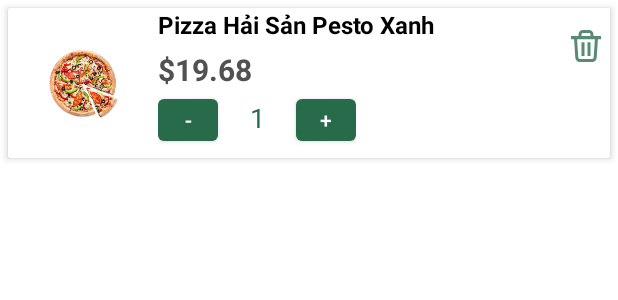
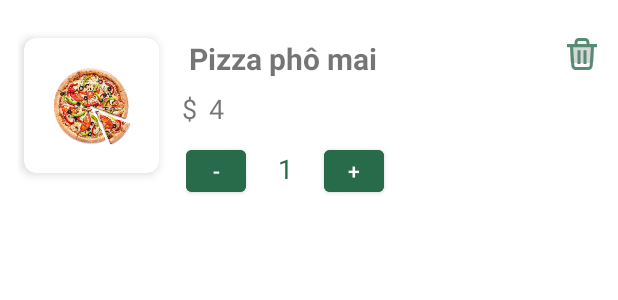
Before and after one commit to doandat8888/DoAnMobile, an Android app: the layout item_cart.xml on its own in the app's theme, with its tools: preview values and no code run, on a phone screen of 412 x 824 dp. Shown: the top 300 px of the screen. Run offline under Robolectric (Android 15) with nearby library versions, the phone set to English and light mode, and no system bars.

Commit message:
fix ui cart

```diff
--- a/app/src/main/java/com/example/doanmobile/adapter/CartListAdapter.java
+++ b/app/src/main/java/com/example/doanmobile/adapter/CartListAdapter.java
@@ -21,7 +21,7 @@ import java.text.DecimalFormat;
 import java.util.ArrayList;
 
 public class CartListAdapter extends BaseAdapter {
-    private ArrayList<ProductCart> productCartList;
+    private static ArrayList<ProductCart> productCartList;
     private Context context;
     private CartTotalListener cartTotalListener;
 
@@ -98,8 +98,6 @@ public class CartListAdapter extends BaseAdapter {
 
 
 
-
-
         //
         dataItem.btnPlus.setOnClickListener(new View.OnClickListener() {
             @Override
@@ -131,8 +129,6 @@ public class CartListAdapter extends BaseAdapter {
 
             }
         });
-
-
 
 
         return convertView;
@@ -190,8 +186,5 @@ public class CartListAdapter extends BaseAdapter {
         public Button btnMinus, btnPlus;
         public ImageButton btnDelItem;
         public EditText editTxtQuantity;
-
-
     }
-
 }
--- a/app/src/main/res/layout/fragment_cart.xml
+++ b/app/src/main/res/layout/fragment_cart.xml
@@ -31,11 +31,15 @@
                 android:id="@+id/textView18"
                 android:layout_width="match_parent"
                 android:layout_height="match_parent"
-                android:gravity="center"
-                android:text="GIỎ HÀNG"
-                android:textSize="15sp"
+                android:layout_marginLeft="20dp"
+                android:layout_marginRight="20dp"
+                android:layout_marginTop="20dp"
+                android:gravity="left"
+                android:text="MY CART"
+                android:textSize="25dp"
                 android:textStyle="bold"
-                tools:ignore="HardcodedText" />
+                tools:ignore="HardcodedText"
+                android:textColor="#276B4A"/>
 
 
         </LinearLayout>
@@ -77,13 +81,14 @@
             android:layout_width="match_parent"
             android:layout_height="60dp"
             android:background="@color/white"
-            android:orientation="horizontal">
+            android:orientation="horizontal"
+            android:layout_margin="20dp">
 
 
             <LinearLayout
                 android:layout_width="0dp"
                 android:layout_height="match_parent"
-                android:layout_weight="0.65"
+                android:layout_weight="0.5"
                 android:orientation="horizontal"
                 android:padding="10dp">
 
@@ -92,10 +97,19 @@
                     android:layout_width="wrap_content"
                     android:layout_height="wrap_content"
                     android:layout_gravity="center_vertical"
-                    android:text="Tổng thanh toán:"
-                    android:textSize="13sp"
+                    android:text="Total:"
+                    android:textSize="25dp"
                     tools:ignore="HardcodedText" />
 
+                <TextView
+                    android:layout_width="wrap_content"
+                    android:layout_height="wrap_content"
+                    android:layout_marginLeft="10dp"
+                    android:paddingStart="3dp"
+                    android:paddingVertical="3dp"
+                    android:text="$"
+                    android:textSize="25dp"
+                    tools:ignore="HardcodedText,RtlSymmetry,SmallSp" />
 
                 <TextView
                     android:id="@+id/txt_total_cart"
@@ -103,8 +117,8 @@
                     android:layout_height="wrap_content"
                     android:layout_gravity="center_vertical"
                     android:paddingStart="5dp"
-                    android:text="0 ₫"
-                    android:textSize="14sp"
+                    android:text="0"
+                    android:textSize="25dp"
                     android:textStyle="bold"
                     tools:ignore="HardcodedText,RtlSymmetry" />
 
@@ -125,15 +139,15 @@
                     android:layout_height="match_parent">
 
 
-                    <TextView
+                    <Button
                         android:layout_width="match_parent"
-                        android:layout_height="wrap_content"
+                        android:layout_height="80dp"
                         android:layout_gravity="center_vertical"
-                        android:text="Mua hàng"
+                        android:text="Check Out"
                         android:textAlignment="center"
                         android:textColor="@color/white"
-                        android:textSize="13sp"
-                        android:textStyle="bold"
+                        android:textSize="15dp"
+                        android:backgroundTint="#276B4A"
                         tools:ignore="HardcodedText,RtlCompat" />
                 </LinearLayout>
             </LinearLayout>
--- a/app/src/main/res/layout/item_cart.xml
+++ b/app/src/main/res/layout/item_cart.xml
@@ -1,70 +1,107 @@
 <?xml version="1.0" encoding="utf-8"?>
-<androidx.cardview.widget.CardView xmlns:android="http://schemas.android.com/apk/res/android"
+<LinearLayout xmlns:android="http://schemas.android.com/apk/res/android"
+    xmlns:app="http://schemas.android.com/apk/res-auto"
+    xmlns:tools="http://schemas.android.com/tools"
     android:layout_width="match_parent"
     android:layout_height="wrap_content"
-    xmlns:app="http://schemas.android.com/apk/res-auto"
-    android:layout_margin="5dp"
-    app:cardElevation="3dp">
+    android:orientation="vertical"
+    android:paddingVertical="3dp">
 
-    <androidx.constraintlayout.widget.ConstraintLayout
+    <LinearLayout
         android:layout_width="match_parent"
-        android:layout_height="wrap_content">
+        android:layout_height="match_parent"
+        android:orientation="horizontal"
+        android:paddingHorizontal="12dp"
+        android:paddingVertical="8dp"
+        android:layout_marginTop="10dp">
+
+        <androidx.cardview.widget.CardView
+            android:layout_width="wrap_content"
+            android:layout_height="wrap_content"
+            android:layout_gravity="top"
+            android:layout_marginVertical="4dp"
+            android:layout_marginStart="4dp"
+            android:layout_marginEnd="8dp"
+            app:cardCornerRadius="8dp"
+            app:cardElevation="4dp"
+            tools:ignore="RtlSymmetry">
+
+            <!--ImageView Cart Item-->
+            <ImageView
+                android:id="@+id/imgItemCart"
+                android:layout_width="90dp"
+                android:layout_height="90dp"
+                android:layout_gravity="center"
+                android:src="@drawable/pizzacategory"/>
+
+        </androidx.cardview.widget.CardView>
 
         <LinearLayout
-            android:orientation="horizontal"
-            android:layout_width="match_parent"
+            android:layout_width="0dp"
             android:layout_height="wrap_content"
-            app:layout_constraintBottom_toBottomOf="parent"
-            app:layout_constraintEnd_toEndOf="parent"
-            app:layout_constraintStart_toStartOf="parent"
-            app:layout_constraintTop_toTopOf="parent">
+            android:layout_weight="1"
+            android:orientation="horizontal">
 
-            <!--product image-->
-            <ImageView
-                android:id="@+id/imgItemCart"
-                android:layout_margin="10dp"
-                android:layout_width="80dp"
-                android:layout_height="80dp"
-                android:src="@drawable/pizzacategory"/>
-            <!--product detail-->
             <LinearLayout
-                android:layout_width="260dp"
+                android:layout_width="0dp"
                 android:layout_height="wrap_content"
-                android:orientation="vertical">
+                android:layout_weight="1"
+                android:paddingHorizontal="4dp"
+                android:orientation="vertical"
+                tools:ignore="NestedWeights">
 
-                <com.google.android.material.textview.MaterialTextView
+                <!--Cart Item Information-->
+                <TextView
                     android:id="@+id/txtCartItemName"
                     android:layout_width="wrap_content"
                     android:layout_height="wrap_content"
-                    android:text="Pizza Hải Sản Pesto Xanh"
-                    android:textColor="@color/black"
-                    android:textSize="16sp"
-                    android:textStyle="bold" />
+                    android:paddingVertical="4dp"
+                    android:paddingStart="8dp"
+                    android:text="Pizza phô mai"
+                    android:textSize="20dp"
+                    android:textStyle="bold"
+                    tools:ignore="HardcodedText,RtlSymmetry" />
 
-                <com.google.android.material.textview.MaterialTextView
-                    android:id="@+id/txtCartItemPrice"
+                <LinearLayout
                     android:layout_width="wrap_content"
                     android:layout_height="wrap_content"
-                    android:layout_marginTop="5sp"
-                    android:text="$19.68"
-                    android:textColor="#515151"
-                    android:textSize="20sp"
-                    android:textStyle="bold" />
+                    android:orientation="horizontal" >
+
+                    <TextView
+                        android:layout_width="wrap_content"
+                        android:layout_height="wrap_content"
+                        android:paddingStart="3dp"
+                        android:paddingVertical="3dp"
+                        android:text="$"
+                        android:textSize="18dp"
+                        tools:ignore="HardcodedText,RtlSymmetry,SmallSp" />
+                    <TextView
+                        android:id="@+id/txtCartItemPrice"
+                        android:layout_width="wrap_content"
+                        android:layout_height="wrap_content"
+                        android:paddingStart="8dp"
+                        android:paddingVertical="3dp"
+                        android:text="4"
+                        android:textSize="18dp"
+                        tools:ignore="HardcodedText,RtlSymmetry,SmallSp" />
+
+                </LinearLayout>
+
+                <!-- Cart Item quantity -->
                 <LinearLayout
-                    android:layout_width="wrap_content"
-                    android:layout_height="wrap_content">
+                    android:layout_width="136dp"
+                    android:layout_height="wrap_content"
+                    android:layout_gravity="center_vertical"
+                    android:layout_margin="6dp"
+                    android:orientation="horizontal">
 
                     <Button
                         android:id="@+id/btnMinus"
                         android:layout_width="40dp"
                         android:layout_height="40dp"
-                        android:text="-"
-                        app:layout_constraintBottom_toBottomOf="parent"
-                        app:layout_constraintEnd_toEndOf="parent"
-                        app:layout_constraintHorizontal_bias="0.6"
-                        app:layout_constraintStart_toStartOf="parent"
-                        app:layout_constraintTop_toTopOf="parent"
-                        app:layout_constraintVertical_bias="0.458" />
+                        android:backgroundTint="#276B4A"
+                        android:textColor="@color/white"
+                        android:text="-" />
 
                     <EditText
                         android:id="@+id/editTxtQuantity"
@@ -73,40 +110,36 @@
                         android:background="#00ffffff"
                         android:text="1"
                         android:textAlignment="center"
-                        android:textColor="@color/main"
-                        app:layout_constraintBottom_toBottomOf="parent"
-                        app:layout_constraintEnd_toEndOf="parent"
-                        app:layout_constraintHorizontal_bias="0.743"
-                        app:layout_constraintStart_toStartOf="parent"
-                        app:layout_constraintTop_toTopOf="parent"
-                        app:layout_constraintVertical_bias="0.456" />
+                        android:textColor="@color/main" />
 
                     <Button
                         android:id="@+id/btnPlus"
                         android:layout_width="40dp"
                         android:layout_height="40dp"
-                        android:text="+"
-                        app:layout_constraintBottom_toBottomOf="parent"
-                        app:layout_constraintEnd_toEndOf="parent"
-                        app:layout_constraintHorizontal_bias="0.886"
-                        app:layout_constraintStart_toStartOf="parent"
-                        app:layout_constraintTop_toTopOf="parent"
-                        app:layout_constraintVertical_bias="0.458" />
+                        android:backgroundTint="#276B4A"
+                        android:textColor="@color/white"
+                        android:text="+" />
+
                 </LinearLayout>
+
+
             </LinearLayout>
 
-            <ImageButton
-                android:id="@+id/btnDelItem"
-                android:layout_width="50dp"
-                android:layout_height="50dp"
-                android:src="@drawable/ic_recyclebin"
-                android:background="@color/white"
-                app:layout_constraintBottom_toBottomOf="parent"
-                app:layout_constraintEnd_toEndOf="parent"
-                app:layout_constraintHorizontal_bias="0.041"
-                app:layout_constraintStart_toStartOf="parent"
-                app:layout_constraintTop_toTopOf="parent"
-                app:layout_constraintVertical_bias="0.404" />
+            <LinearLayout
+                android:layout_width="wrap_content"
+                android:layout_height="wrap_content">
+
+                <!--Del Cart Item-->
+                <ImageButton
+                    android:id="@+id/btnDelItem"
+                    android:layout_width="24dp"
+                    android:layout_height="24dp"
+                    android:layout_gravity="center"
+                    android:layout_marginTop="2dp"
+                    android:padding="4dp"
+                    android:src="@drawable/ic_recyclebin" />
+
+            </LinearLayout>
         </LinearLayout>
-    </androidx.constraintlayout.widget.ConstraintLayout>
-</androidx.cardview.widget.CardView>
+    </LinearLayout>
+</LinearLayout>
--- a/app/src/main/res/values/colors.xml
+++ b/app/src/main/res/values/colors.xml
@@ -8,4 +8,14 @@
     <color name="black">#FF000000</color>
     <color name="white">#FFFFFFFF</color>
     <color name="main">#276B4A</color>
+
+    <color name="primaryColor1">#276B4A</color>
+    <color name="primaryColor2">#578B73</color>
+    <color name="accentColor1">#F3D060</color>
+    <color name="accentColor2">#F2E3C2</color>
+    <color name="neutralColor1">#161616</color>
+    <color name="neutralColor2">#646464</color>
+    <color name="neutralColor3">#BEBEBE</color>
+    <color name="neutralColor4">#F2F2F2</color>
+    <color name="neutralColor5">#FFFFFF</color>
 </resources>
```
